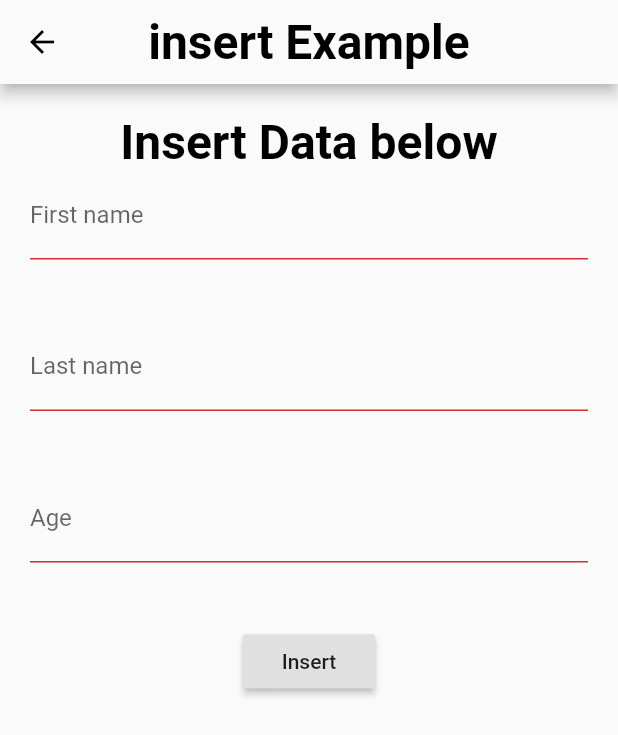
After one commit to sabsab-yeng/pis, a Flutter app: the InsertPage screen opened directly, after a tap on "Insert", on a phone screen of 412 x 824 dp. The commit adds this screen. Shown: the top 735 px of the screen. Run offline on Flutter 3.47's test engine with Material 2 defaults, Android fonts, the light colour scheme and no system bars; our stand-ins replace firebase_auth, firebase_database, firebase_messaging, flutter_calendar_carousel, flutter_local_notifications, font_awesome_flutter and 4 more; missing offline and left inert: firebase_core_web, flutter_email_sender, google_sign_in_web; accounts and stored records are empty.

Commit message:
Insert data for firebase database

```diff
--- a/lib/main.dart
+++ b/lib/main.dart
@@ -1,5 +1,4 @@
 import 'package:flutter/material.dart';
-import 'package:pis/ui/screens/home/root_page.dart';
 import 'package:pis/ui/screens/login/login_page.dart';
 
 void main() {
--- /dev/null
+++ b/lib/models/student.dart
@@ -0,0 +1,25 @@
+
+import 'package:firebase_database/firebase_database.dart';
+
+class Student{
+  String fname;
+  String lname;
+  String age;
+  String key;
+
+  Student({this.fname, this.lname, this.age,this.key});
+  Student.fromSnapshot(DataSnapshot snapshot)
+      : key = snapshot.key,
+        fname = snapshot.value["fname"],
+        lname = snapshot.value["lname"],
+        age = snapshot.value["age"];
+
+
+  toJson() {
+    return {
+      "fname": fname,
+      "lname": lname,
+      "age": age
+    };
+  }
+}
--- a/lib/ui/screens/drawer/drawer_page.dart
+++ b/lib/ui/screens/drawer/drawer_page.dart
@@ -1,11 +1,11 @@
 import 'package:flutter/material.dart';
+import 'package:pis/ui/screens/example/insert_page.dart';
 import 'package:pis/ui/screens/location/check_location_page.dart';
 import 'package:pis/ui/screens/settings/setting_page.dart';
 import 'package:pis/ui/widgets/menu_drawer_widget.dart';
 import '../home/root_page.dart';
 
 class DrawerMenuPage extends StatelessWidget {
-
   @override
   Widget build(BuildContext context) {
     return Container(
@@ -34,21 +34,36 @@ class DrawerMenuPage extends StatelessWidget {
               icon: Icons.home,
               title: "Home",
               onTap: () {
-                Navigator.push(context, MaterialPageRoute(builder: (context)=>RootPage()));
+                Navigator.push(context,
+                    MaterialPageRoute(builder: (context) => RootPage()));
               },
             ),
-             MenuDrawerWidget(
+            MenuDrawerWidget(
+              icon: Icons.data_usage,
+              title: "Example Insert",
+              onTap: () {
+                Navigator.push(
+                    context,
+                    MaterialPageRoute(
+                        builder: (context) => InsertPage()));
+              },
+            ),
+            MenuDrawerWidget(
               icon: Icons.map,
               title: "Google map",
               onTap: () {
-                Navigator.push(context, MaterialPageRoute(builder: (context)=>CheckLocationPage()));
+                Navigator.push(
+                    context,
+                    MaterialPageRoute(
+                        builder: (context) => CheckLocationPage()));
               },
             ),
             MenuDrawerWidget(
               icon: Icons.settings,
               title: "Settings",
               onTap: () {
-                Navigator.push(context, MaterialPageRoute(builder: (context)=>SettingPage()));
+                Navigator.push(context,
+                    MaterialPageRoute(builder: (context) => SettingPage()));
               },
             ),
             MenuDrawerWidget(
@@ -58,12 +73,10 @@ class DrawerMenuPage extends StatelessWidget {
                 // Navigator.push(context, MaterialPageRoute(builder: (context)=>RootPage()));
               },
             ),
-             MenuDrawerWidget(
+            MenuDrawerWidget(
               icon: Icons.power_settings_new,
               title: "Log Out",
-              onTap: () {
-
-              },
+              onTap: () {},
             ),
           ],
         ),
--- /dev/null
+++ b/lib/ui/screens/example/insert_page.dart
@@ -0,0 +1,168 @@
+import 'package:firebase_database/firebase_database.dart';
+import 'package:flutter/material.dart';
+import 'package:pis/models/student.dart';
+import 'package:pis/ui/ui_constant.dart';
+
+class InsertPage extends StatefulWidget {
+  @override
+  _InsertPageState createState() => _InsertPageState();
+}
+
+class _InsertPageState extends State<InsertPage> {
+  final FirebaseDatabase database = FirebaseDatabase.instance;
+
+  List<Student> listStudent = List();
+  Student student;
+
+  final GlobalKey<FormState> formKey = GlobalKey<FormState>();
+  DatabaseReference databaseReference;
+
+  @override
+  void initState() {
+    super.initState();
+    student = Student();
+
+    databaseReference = database.reference().child("tb_Student");
+    databaseReference.onChildAdded.listen(_onAdd);
+  }
+
+  @override
+  Widget build(BuildContext context) {
+    return Scaffold(
+      appBar: AppBar(
+        title: Text(
+          "insert Example",
+          style: appbarTextStyle,
+        ),
+        centerTitle: true,
+        backgroundColor: appBarColor,
+        iconTheme: IconThemeData(color: appbarIconColor),
+      ),
+      body: SingleChildScrollView(
+        child: Container(
+          padding: EdgeInsets.all(20),
+          child: Column(
+            children: [
+              Text(
+                "Insert Data below",
+                style: appbarTextStyle,
+              ),
+              Flexible(
+                flex: 0,
+                child: Form(
+                  key: formKey,
+                  child: Flex(
+                    direction: Axis.vertical,
+                    children: [
+                      TextFormField(
+                        autofocus: false,
+                        decoration: InputDecoration(
+                          hintText: "First name",
+                          labelText: "First name",
+                        ),
+                        onSaved: (val) => student.fname = val,
+                        validator: (val) => val == "" ? val : null,
+                      ),
+                      SizedBox(
+                        height: 20,
+                      ),
+                      TextFormField(
+                        autofocus: false,
+                        onSaved: (val) => student.lname = val,
+                        validator: (val) => val == "" ? val : null,
+                        decoration: InputDecoration(
+                          hintText: "Last name",
+                          labelText: "Last name",
+                        ),
+                      ),
+                      SizedBox(
+                        height: 20,
+                      ),
+                      TextFormField(
+                        onSaved: (val) => student.age = val,
+                        validator: (val) => val == "" ? val : null,
+                        autofocus: false,
+                        decoration: InputDecoration(
+                          hintText: "Age",
+                          labelText: "Age",
+                        ),
+                      ),
+                      SizedBox(
+                        height: 20,
+                      ),
+                      RaisedButton(
+                        child: Text('Insert'),
+                        onPressed: () {
+                          postStudent();
+                        },
+                      ),
+                    ],
+                  ),
+                ),
+              ),
+            ],
+          ),
+        ),
+      ),
+    );
+  }
+
+  void _onAdd(Event event) {
+    setState(() {
+      listStudent.add(Student.fromSnapshot(event.snapshot));
+    });
+  }
+
+  void postStudent() {
+    final FormState form = formKey.currentState;
+    if (form.validate()) {
+      form.save();
+      form.reset();
+
+      //Save data to firebase
+      databaseReference.push().set(student.toJson());
+    }
+  }
+}
+
+
+// import 'package:firebase_database/firebase_database.dart';
+// import 'package:flutter/material.dart';
+// class BasicFirebasePage extends StatefulWidget {
+
+//   @override
+//   _BasicFirebasePageState createState() => _BasicFirebasePageState();
+// }
+
+// class _BasicFirebasePageState extends State<BasicFirebasePage> {
+
+//   final FirebaseDatabase database = FirebaseDatabase.instance;
+
+//   void _incrementCounter() {
+//     database.reference().child("yeng_tb").set({
+//       "First name" : "Sabsab Flutter Development Loas",
+//       "Last naem" : "My God",
+//       "age" : 23
+//     });
+//     setState(() {
+//       database.reference().child("sfDB").once().then((DataSnapshot snapshot) {
+//         Map<dynamic, dynamic> data = snapshot.value;
+//         print("Value: ${snapshot.value}");
+//       });
+//     });
+//   }
+
+//   @override
+//   Widget build(BuildContext context) {
+//     return Scaffold(
+//       appBar: AppBar(
+//         title: Text("Basic Page"),
+//       ),
+//       floatingActionButton: FloatingActionButton(
+//         onPressed: _incrementCounter,
+//         tooltip: 'Increment',
+//         child: Icon(Icons.add),
+//       ), // This trailing comma makes auto-formatting nicer for build methods.
+//     );
+//   }
+// }
--- a/lib/ui/screens/login/login_page.dart
+++ b/lib/ui/screens/login/login_page.dart
@@ -194,7 +194,7 @@ class _LoginPageState extends State<LoginPage> {
       try {
         AuthResult user = await FirebaseAuth.instance
             .signInWithEmailAndPassword(email: _email, password: _pass);
-        print("User login $user");
+        print("User login: $user And Password: $_pass");
         Navigator.push(
             context, MaterialPageRoute(builder: (context) => RootPage()));
       } catch (e) {
--- a/lib/ui/screens/login/signup_page.dart
+++ b/lib/ui/screens/login/signup_page.dart
@@ -23,7 +23,7 @@ class _SignUpPageState extends State<SignUpPage> {
       try {
         AuthResult user = await FirebaseAuth.instance
             .createUserWithEmailAndPassword(email: _email, password: _pass);
-            print("User name" + user.user.email);
+            print("User name: " + user.user.email);
         // user.s
         Navigator.of(context).pop();
         Navigator.pushReplacement(
```
